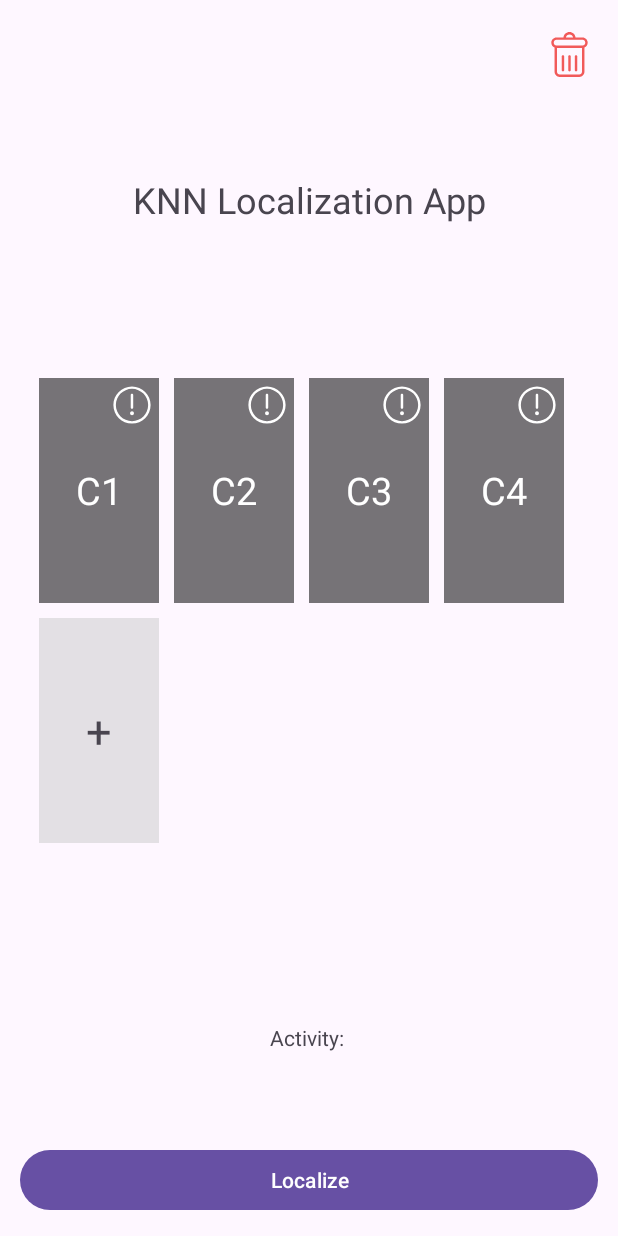
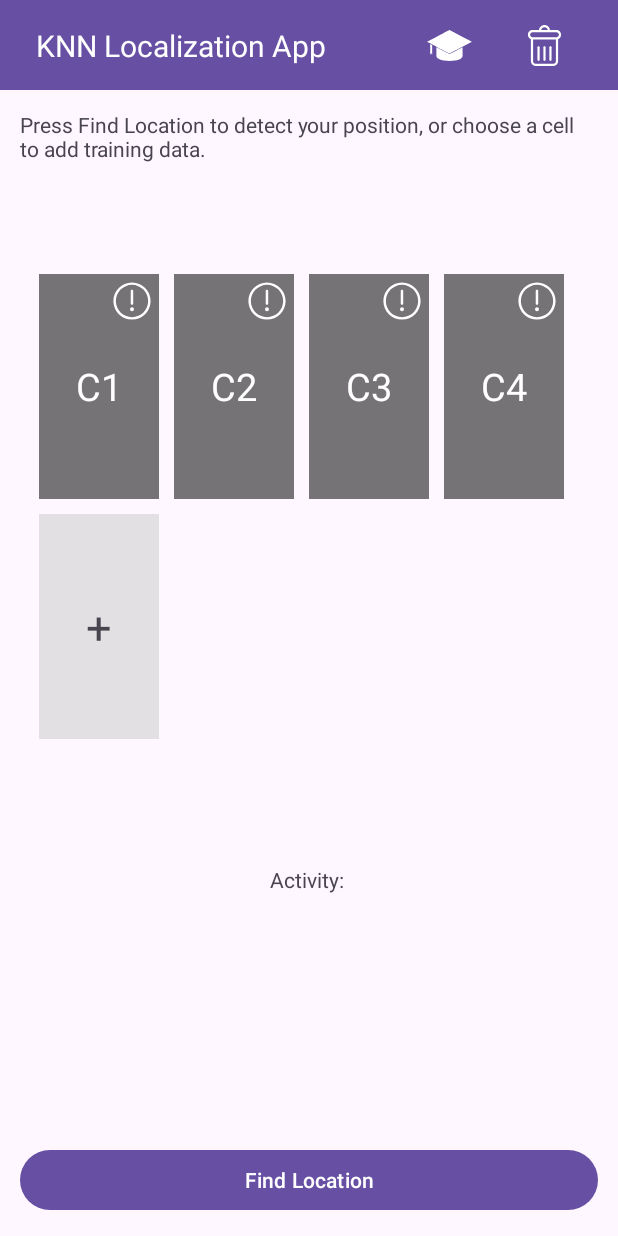
Before and after one commit to AsteriosPar/SmartphoneSensing-2023, an Android app: the screen it shows after launch (MainActivity), on a phone screen of 412 x 824 dp. Run offline under Robolectric (Android 15) with nearby library versions, the phone set to English and light mode, and no system bars.

Commit message:
Fixed: Better Header and views orientation GUI

```diff
--- /dev/null
+++ b/app/src/main/res/drawable/_547551.xml
@@ -0,0 +1,9 @@
+<vector android:height="20.765625dp" android:viewportHeight="886"
+    android:viewportWidth="1280" android:width="30dp" xmlns:android="http://schemas.android.com/apk/res/android">
+    <path android:fillColor="#FFFFFF"
+        android:pathData="M567,38.1c-39.9,20.9 -84.4,44.2 -99,51.8 -14.6,7.6 -40.9,21.4 -58.5,30.6 -17.6,9.2 -60.1,31.5 -94.5,49.5 -264.2,138.1 -314,164.3 -314,164.9 0,0.3 32.3,17.6 71.8,38.4 83,43.7 129.9,68.4 207.2,109.2 252.7,133.4 359.2,189.5 360,189.5 0.8,-0 75,-39.1 410,-215.9 46.5,-24.5 117,-61.7 156.7,-82.6 39.7,-20.9 72.2,-38.3 72.3,-38.6 0,-0.6 -44.6,-24 -409.5,-214.9 -19.2,-10.1 -43.8,-22.9 -54.5,-28.5 -10.7,-5.6 -54.5,-28.5 -97.2,-50.8 -42.7,-22.4 -77.8,-40.7 -78,-40.7 -0.2,0.1 -32.9,17.2 -72.8,38.1z" android:strokeColor="#00000000"/>
+    <path android:fillColor="#FFFFFF"
+        android:pathData="M91.1,557.2l0,158.3 13.8,-27.5 13.9,-27.5 13.8,27.5 13.9,27.5 0.3,-143c0.2,-113.5 -0.1,-143.2 -1,-144.1 -0.7,-0.7 -8.3,-5 -16.8,-9.4 -8.5,-4.5 -20.6,-10.9 -26.7,-14.2l-11.3,-5.9 0.1,158.3z" android:strokeColor="#00000000"/>
+    <path android:fillColor="#FFFFFF"
+        android:pathData="M267.5,622.8c0,146.5 -0.6,134.3 7.4,150.7 22.5,46 94.8,81.1 205.6,99.9 95.9,16.3 218.5,16.5 312.3,0.5 78.7,-13.4 136.8,-33.4 175.5,-60.6 17.7,-12.4 33.2,-30.4 39.3,-45.4 5.3,-13 5.2,-10 4.6,-147.9 -0.3,-70.4 -0.6,-128 -0.8,-128 -0.1,-0 -83.8,44.1 -185.8,97.9l-185.6,98 -185.6,-98c-102,-53.8 -185.8,-97.9 -186.2,-97.9 -0.4,-0 -0.7,58.8 -0.7,130.8z" android:strokeColor="#00000000"/>
+</vector>
--- a/app/src/main/res/drawable/delete_button_svgrepo_com.xml
+++ b/app/src/main/res/drawable/delete_button_svgrepo_com.xml
@@ -1,7 +1,7 @@
-<vector android:height="30dp" android:viewportHeight="482.43"
-    android:viewportWidth="482.43" android:width="30dp" xmlns:android="http://schemas.android.com/apk/res/android">
-    <path android:fillColor="#F15A5A" android:pathData="M381.16,57.8h-75.09C302.32,25.32 274.69,0 241.21,0c-33.47,0 -61.1,25.32 -64.85,57.8h-75.1c-30.39,0 -55.11,24.73 -55.11,55.12v2.83c0,23.22 14.46,43.1 34.83,51.2v260.37c0,30.39 24.72,55.12 55.11,55.12h210.24c30.39,0 55.11,-24.73 55.11,-55.12V166.94c20.37,-8.1 34.83,-27.98 34.83,-51.2v-2.83C436.27,82.53 411.55,57.8 381.16,57.8zM241.21,26.14c19.04,0 34.93,13.65 38.44,31.66h-76.88C206.29,39.78 222.18,26.14 241.21,26.14zM375.3,427.31c0,15.98 -13,28.98 -28.97,28.98H136.1c-15.97,0 -28.97,-13 -28.97,-28.98V170.86h268.18V427.31zM410.14,115.74c0,15.98 -13,28.98 -28.97,28.98H101.27c-15.97,0 -28.97,-13 -28.97,-28.98v-2.83c0,-15.98 13,-28.98 28.97,-28.98h279.9c15.97,0 28.97,13 28.97,28.98V115.74z"/>
-    <path android:fillColor="#F15A5A" android:pathData="M171.14,422.86c7.22,0 13.07,-5.85 13.07,-13.07V262.64c0,-7.22 -5.85,-13.07 -13.07,-13.07c-7.22,0 -13.07,5.85 -13.07,13.07v147.15C158.07,417.01 163.93,422.86 171.14,422.86z"/>
-    <path android:fillColor="#F15A5A" android:pathData="M241.21,422.86c7.22,0 13.07,-5.85 13.07,-13.07V262.64c0,-7.22 -5.85,-13.07 -13.07,-13.07c-7.22,0 -13.07,5.85 -13.07,13.07v147.15C228.15,417.01 234,422.86 241.21,422.86z"/>
-    <path android:fillColor="#F15A5A" android:pathData="M311.28,422.86c7.22,0 13.07,-5.85 13.07,-13.07V262.64c0,-7.22 -5.85,-13.07 -13.07,-13.07c-7.22,0 -13.07,5.85 -13.07,13.07v147.15C298.21,417.01 304.07,422.86 311.28,422.86z"/>
+<vector android:height="27dp" android:viewportHeight="482.43"
+    android:viewportWidth="482.43" android:width="27dp" xmlns:android="http://schemas.android.com/apk/res/android">
+    <path android:fillColor="#FFFFFF" android:pathData="M381.16,57.8h-75.09C302.32,25.32 274.69,0 241.21,0c-33.47,0 -61.1,25.32 -64.85,57.8h-75.1c-30.39,0 -55.11,24.73 -55.11,55.12v2.83c0,23.22 14.46,43.1 34.83,51.2v260.37c0,30.39 24.72,55.12 55.11,55.12h210.24c30.39,0 55.11,-24.73 55.11,-55.12V166.94c20.37,-8.1 34.83,-27.98 34.83,-51.2v-2.83C436.27,82.53 411.55,57.8 381.16,57.8zM241.21,26.14c19.04,0 34.93,13.65 38.44,31.66h-76.88C206.29,39.78 222.18,26.14 241.21,26.14zM375.3,427.31c0,15.98 -13,28.98 -28.97,28.98H136.1c-15.97,0 -28.97,-13 -28.97,-28.98V170.86h268.18V427.31zM410.14,115.74c0,15.98 -13,28.98 -28.97,28.98H101.27c-15.97,0 -28.97,-13 -28.97,-28.98v-2.83c0,-15.98 13,-28.98 28.97,-28.98h279.9c15.97,0 28.97,13 28.97,28.98V115.74z"/>
+    <path android:fillColor="#FFFFFF" android:pathData="M171.14,422.86c7.22,0 13.07,-5.85 13.07,-13.07V262.64c0,-7.22 -5.85,-13.07 -13.07,-13.07c-7.22,0 -13.07,5.85 -13.07,13.07v147.15C158.07,417.01 163.93,422.86 171.14,422.86z"/>
+    <path android:fillColor="#FFFFFF" android:pathData="M241.21,422.86c7.22,0 13.07,-5.85 13.07,-13.07V262.64c0,-7.22 -5.85,-13.07 -13.07,-13.07c-7.22,0 -13.07,5.85 -13.07,13.07v147.15C228.15,417.01 234,422.86 241.21,422.86z"/>
+    <path android:fillColor="#FFFFFF" android:pathData="M311.28,422.86c7.22,0 13.07,-5.85 13.07,-13.07V262.64c0,-7.22 -5.85,-13.07 -13.07,-13.07c-7.22,0 -13.07,5.85 -13.07,13.07v147.15C298.21,417.01 304.07,422.86 311.28,422.86z"/>
 </vector>
--- a/app/src/main/res/layout/activity_main.xml
+++ b/app/src/main/res/layout/activity_main.xml
@@ -4,17 +4,32 @@
     xmlns:tools="http://schemas.android.com/tools"
     android:layout_width="match_parent"
     android:layout_height="match_parent"
-    android:padding="13sp"
     tools:context=".MainActivity">
 
+    <androidx.constraintlayout.widget.ConstraintLayout
+        android:id="@+id/constraintLayout"
+        android:layout_width="match_parent"
+        android:layout_height="match_parent"
+        android:padding="13sp"
+        app:layout_constraintTop_toBottomOf="@+id/header">
+
+        <TextView
+            android:id="@+id/text_main_title"
+            android:layout_width="wrap_content"
+            android:layout_height="wrap_content"
+            android:layout_marginTop="60dp"
+            android:text="Press Find Location to detect your position, or choose a cell to add training data."
+            app:layout_constraintEnd_toEndOf="parent"
+            app:layout_constraintStart_toStartOf="parent"
+            app:layout_constraintTop_toTopOf="parent" />
         <TableLayout
             android:id="@+id/tableLayout"
             android:layout_width="wrap_content"
             android:layout_height="wrap_content"
-        app:layout_constraintBottom_toBottomOf="parent"
+            app:layout_constraintBottom_toTopOf="@id/txt_activity_title"
             app:layout_constraintLeft_toLeftOf="parent"
             app:layout_constraintRight_toRightOf="parent"
-        app:layout_constraintTop_toTopOf="parent">
+            app:layout_constraintTop_toBottomOf="@id/text_main_title">
 
             <TableRow
                 android:layout_width="match_parent"
@@ -48,8 +63,7 @@
                         app:layout_constraintBottom_toBottomOf="parent"
                         app:layout_constraintEnd_toEndOf="parent"
                         app:layout_constraintStart_toStartOf="parent"
-                    app:layout_constraintTop_toTopOf="parent"
-                    />
+                        app:layout_constraintTop_toTopOf="parent" />
 
                     <ImageView
                         android:id="@+id/error1"
@@ -85,8 +99,8 @@
                         android:layout_height="150dp"
                         android:gravity="center"
                         android:text="C2"
+                        android:textColor="@color/white"
                         android:textSize="25sp"
-                    android:textColor="@color/white"
                         app:layout_constraintBottom_toBottomOf="parent"
                         app:layout_constraintEnd_toEndOf="parent"
                         app:layout_constraintStart_toStartOf="parent"
@@ -133,6 +147,7 @@
                         app:layout_constraintEnd_toEndOf="parent"
                         app:layout_constraintStart_toStartOf="parent"
                         app:layout_constraintTop_toTopOf="parent" />
+
                     <ImageView
                         android:id="@+id/error3"
                         android:layout_width="wrap_content"
@@ -226,48 +241,80 @@
             </TableRow>
         </TableLayout>
 
+        <TextView
+            android:id="@+id/txt_activity_title"
+            android:layout_width="wrap_content"
+            android:layout_height="wrap_content"
+            android:text="Activity: "
+            app:layout_constraintBottom_toTopOf="@id/txt_activity"
+            app:layout_constraintEnd_toEndOf="parent"
+            app:layout_constraintStart_toStartOf="parent"
+            app:layout_constraintTop_toBottomOf="@+id/tableLayout" />
+        <TextView
+            android:id="@+id/txt_activity"
+            android:layout_width="wrap_content"
+            android:layout_height="wrap_content"
+
+            app:layout_constraintBottom_toTopOf="@id/btn_start"
+            app:layout_constraintEnd_toEndOf="parent"
+            app:layout_constraintStart_toStartOf="parent"
+            app:layout_constraintTop_toBottomOf="@+id/txt_activity_title" />
+
         <Button
             android:id="@+id/btn_start"
             android:layout_width="match_parent"
             android:layout_height="wrap_content"
             android:layout_centerHorizontal="true"
-        android:text="Localize"
+            android:text="Find Location"
             app:layout_constraintBottom_toBottomOf="parent"
             app:layout_constraintEnd_toEndOf="parent"
             app:layout_constraintStart_toStartOf="parent" />
 
+    </androidx.constraintlayout.widget.ConstraintLayout>
 
-    <TextView
-        android:id="@+id/txt_activity"
+    <androidx.constraintlayout.widget.ConstraintLayout
+        android:id="@+id/header"
+        android:layout_width="match_parent"
+        android:layout_height="60dp"
+        android:background="?attr/actionModeSplitBackground"
+        app:layout_constraintEnd_toEndOf="parent"
+        app:layout_constraintStart_toStartOf="parent"
+        app:layout_constraintTop_toTopOf="parent">
+
+        <ImageView
+            android:id="@+id/btn_delete"
             android:layout_width="wrap_content"
             android:layout_height="wrap_content"
-        android:text="Activity: "
             app:layout_constraintBottom_toBottomOf="parent"
             app:layout_constraintEnd_toEndOf="parent"
-        app:layout_constraintStart_toStartOf="parent"
-        app:layout_constraintTop_toBottomOf="@+id/tableLayout" />
+            app:layout_constraintTop_toTopOf="parent"
+            app:layout_constraintStart_toEndOf="@id/btn_uni"
+            app:srcCompat="@drawable/delete_button_svgrepo_com" />
+
+        <ImageView
+            android:id="@+id/btn_uni"
+            android:layout_width="wrap_content"
+            android:layout_height="wrap_content"
+            android:layout_marginStart="32dp"
+            android:layout_marginLeft="32dp"
+            app:layout_constraintBottom_toBottomOf="parent"
+            app:layout_constraintEnd_toStartOf="@id/btn_delete"
+            app:layout_constraintStart_toEndOf="@+id/textView2"
+            app:layout_constraintTop_toTopOf="parent"
+            app:srcCompat="@drawable/_547551" />
 
         <TextView
             android:id="@+id/textView2"
             android:layout_width="wrap_content"
             android:layout_height="wrap_content"
+            android:layout_marginStart="24dp"
+            android:layout_marginLeft="24dp"
             android:text="KNN Localization App"
-        android:textSize="24dp"
-        app:layout_constraintBottom_toTopOf="@+id/tableLayout"
-        app:layout_constraintEnd_toEndOf="parent"
+            android:textColor="@color/white"
+            android:textSize="20dp"
+            app:layout_constraintBottom_toBottomOf="parent"
             app:layout_constraintStart_toStartOf="parent"
             app:layout_constraintTop_toTopOf="parent" />
-
-
-    <ImageView
-        android:id="@+id/btn_delete"
-        android:layout_width="wrap_content"
-        android:layout_height="wrap_content"
-        android:layout_marginTop="8dp"
-        android:layout_marginEnd="4dp"
-        android:layout_marginRight="4dp"
-        app:layout_constraintEnd_toEndOf="parent"
-        app:layout_constraintTop_toTopOf="parent"
-        app:srcCompat="@drawable/delete_button_svgrepo_com" />
+    </androidx.constraintlayout.widget.ConstraintLayout>
 
 </androidx.constraintlayout.widget.ConstraintLayout>
```
Lines whose indentation alone changed are shown as unchanged.
